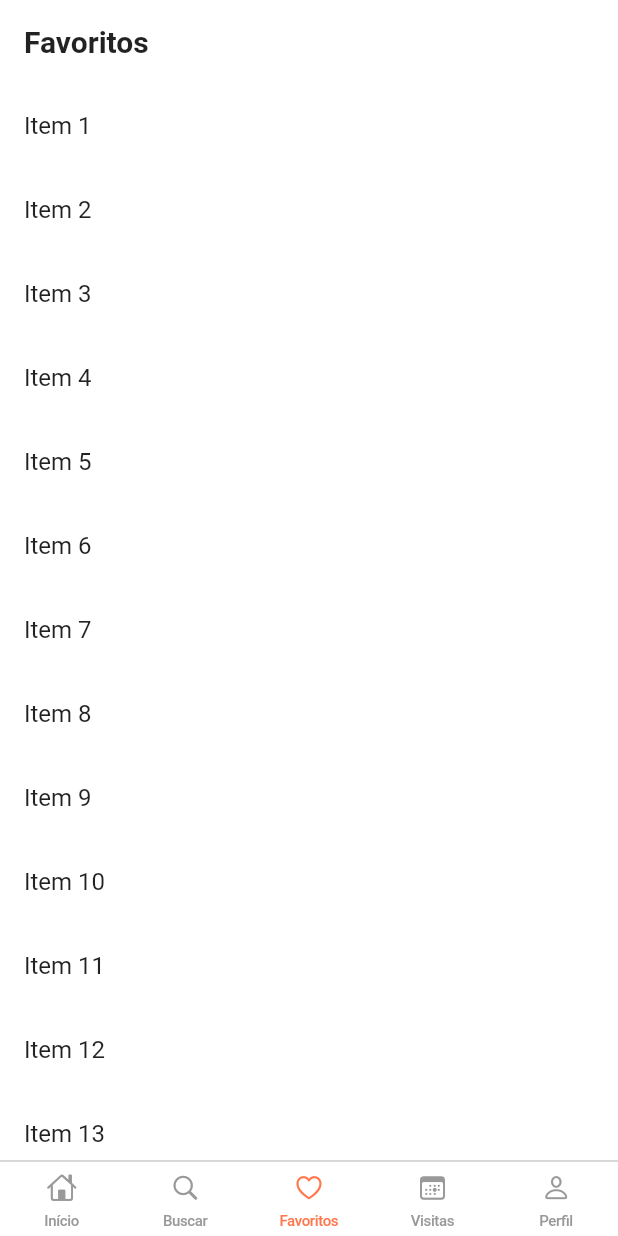
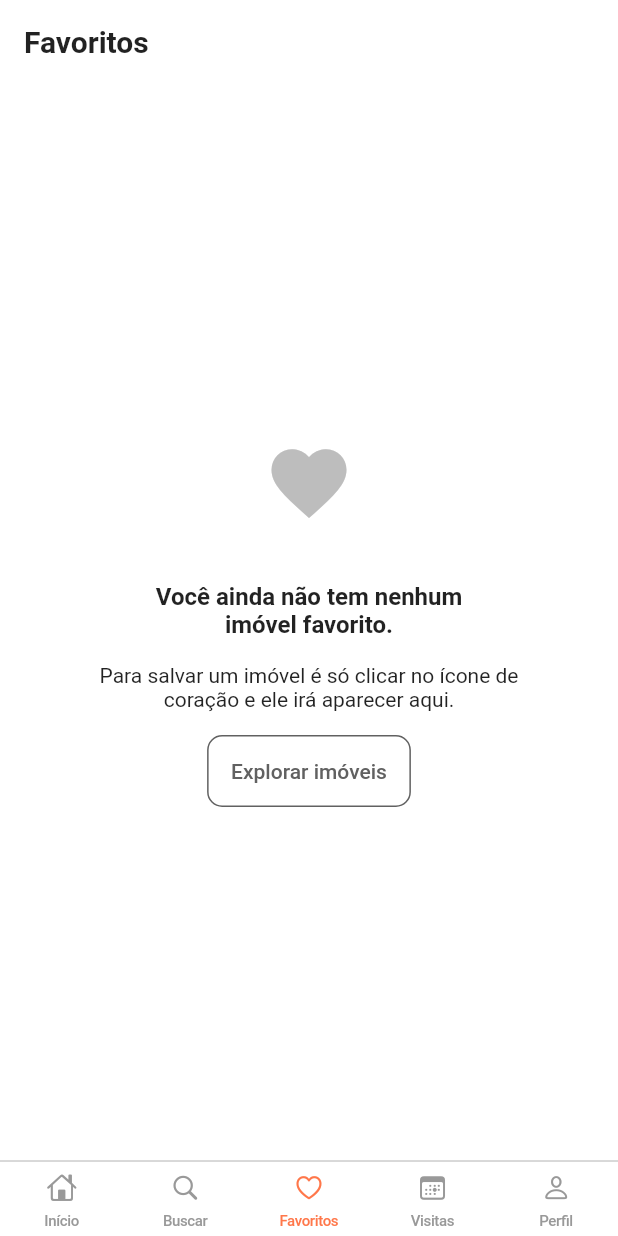
Before and after one commit to caiomourasud/loft, a Flutter app: the screen it shows after launch, item 3 of the bottom bar chosen, on a phone screen of 412 x 824 dp. Run offline on Flutter 3.47's test engine with Material 2 defaults, Android fonts, the phone set to English and light mode, and no system bars; our stand-ins replace flutter_svg.

Commit message:
Adding Favorite Empty Content

```diff
--- /dev/null
+++ b/lib/app/components/loft_outlined_button.dart
@@ -0,0 +1,41 @@
+import 'package:flutter/material.dart';
+
+class LoftOutlinedButton extends StatelessWidget {
+  const LoftOutlinedButton({
+    required this.label,
+    this.onPressed,
+    super.key,
+  });
+
+  final String label;
+  final Function()? onPressed;
+
+  @override
+  Widget build(BuildContext context) {
+    return Theme(
+      data: ThemeData(
+        outlinedButtonTheme: OutlinedButtonThemeData(
+          style: ButtonStyle(
+            padding: MaterialStateProperty.all(
+              const EdgeInsets.symmetric(horizontal: 16.0, vertical: 16.0),
+            ),
+            shape: MaterialStateProperty.all(
+              RoundedRectangleBorder(
+                borderRadius: BorderRadius.circular(10.0),
+              ),
+            ),
+            foregroundColor: MaterialStateProperty.all(const Color(0xFF616161)),
+            overlayColor: MaterialStateProperty.all(const Color(0xFFFFDACD)),
+          ),
+        ),
+      ),
+      child: OutlinedButton(
+        style: OutlinedButton.styleFrom(
+          side: const BorderSide(color: Color(0xFF616161)),
+        ),
+        onPressed: onPressed,
+        child: Text(label),
+      ),
+    );
+  }
+}
--- a/lib/app/pages/favorites/favorites_page.dart
+++ b/lib/app/pages/favorites/favorites_page.dart
@@ -1,4 +1,5 @@
 import 'package:flutter/material.dart';
+import 'package:loft/app/components/loft_outlined_button.dart';
 import 'package:loft/app/pages/loft_page.dart';
 
 class FavoritesPage extends StatefulWidget {
@@ -9,17 +10,43 @@ class FavoritesPage extends StatefulWidget {
 }
 
 class _FavoritesPageState extends State<FavoritesPage> {
-  final list = List<String>.generate(100, (i) => 'Item ${i + 1}');
-
   @override
   Widget build(BuildContext context) {
-    return LoftPage.withTitle(
-      title: 'Favoritos',
-      children: list
-          .map((e) => ListTile(
-                title: Text(e),
-              ))
-          .toList(),
-    );
+    return LoftPage.withTitle(title: 'Favoritos', children: [
+      Center(
+        child: Padding(
+          padding: const EdgeInsets.symmetric(horizontal: 48.0),
+          child: Column(
+            mainAxisSize: MainAxisSize.max,
+            children: [
+              Icon(
+                Icons.favorite,
+                color: Colors.grey[400],
+                size: 60.0,
+              ),
+              const SizedBox(height: 36.0),
+              Text(
+                'Você ainda não tem nenhum \nimóvel favorito.',
+                textAlign: TextAlign.center,
+                style: Theme.of(context).textTheme.titleMedium?.copyWith(
+                      fontWeight: FontWeight.bold,
+                    ),
+              ),
+              const SizedBox(height: 16.0),
+              Text(
+                'Para salvar um imóvel é só clicar no ícone de coração e ele irá aparecer aqui.',
+                textAlign: TextAlign.center,
+                style: Theme.of(context).textTheme.bodyMedium,
+              ),
+              const SizedBox(height: 16.0),
+              LoftOutlinedButton(
+                label: 'Explorar imóveis',
+                onPressed: () {},
+              ),
+            ],
+          ),
+        ),
+      ),
+    ]);
   }
 }
--- a/lib/app/pages/loft_page.dart
+++ b/lib/app/pages/loft_page.dart
@@ -115,7 +115,13 @@ class _LoftPageState extends State<LoftPage> {
                 ? kToolbarHeight - 16.0
                 : null,
       ),
-      body: ListView(controller: _scrollController, children: widget.children),
+      body: Center(
+        child: ListView(
+          shrinkWrap: true,
+          controller: _scrollController,
+          children: widget.children,
+        ),
+      ),
     );
   }
 }
--- a/lib/app/pages/profile/profile_page.dart
+++ b/lib/app/pages/profile/profile_page.dart
@@ -11,8 +11,6 @@ class ProfilePage extends StatefulWidget {
 }
 
 class _ProfilePageState extends State<ProfilePage> {
-  final list = List<String>.generate(100, (i) => 'Item ${i + 1}');
-
   PreferredSizeWidget get bottom => PreferredSize(
       preferredSize: const Size.fromHeight(152.0),
       child: Padding(
@@ -31,7 +29,10 @@ class _ProfilePageState extends State<ProfilePage> {
             const Text('Entre ou se cadastre para salvar seus imóveis'
                 ' favoritos e agendar visitas.'),
             const SizedBox(height: 16.0),
-            const LoftButton(label: 'Entrar'),
+            LoftButton(
+              label: 'Entrar',
+              onPressed: () {},
+            ),
             const SizedBox(height: 16.0),
           ],
         ),
```
Also changed, not shown: pubspec.lock (added), 1 other file.
